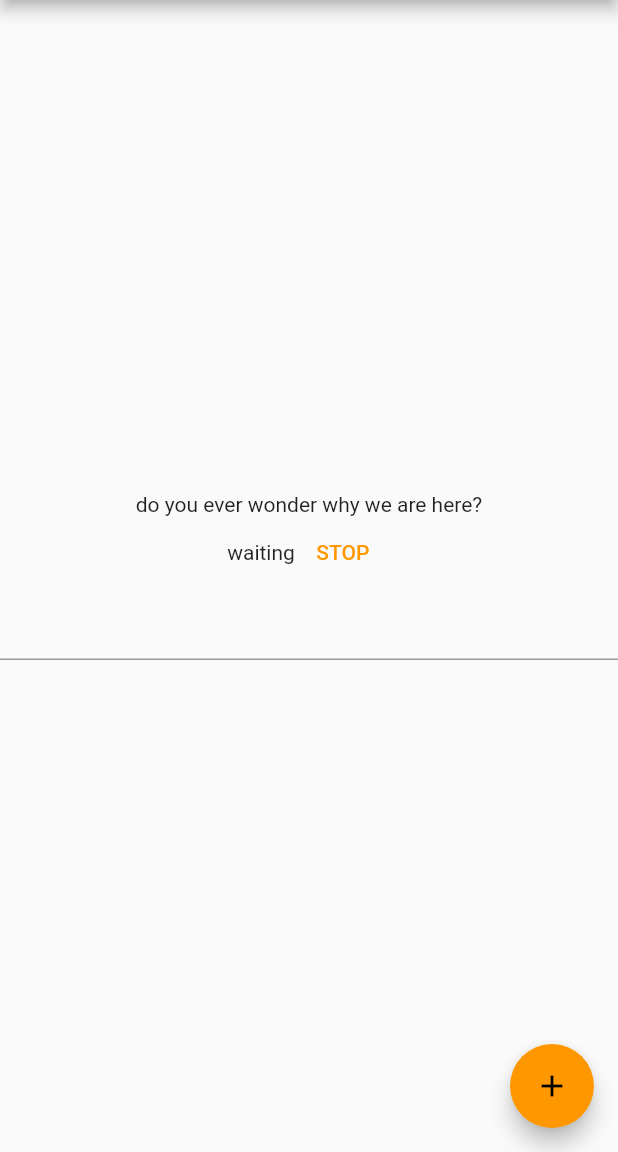
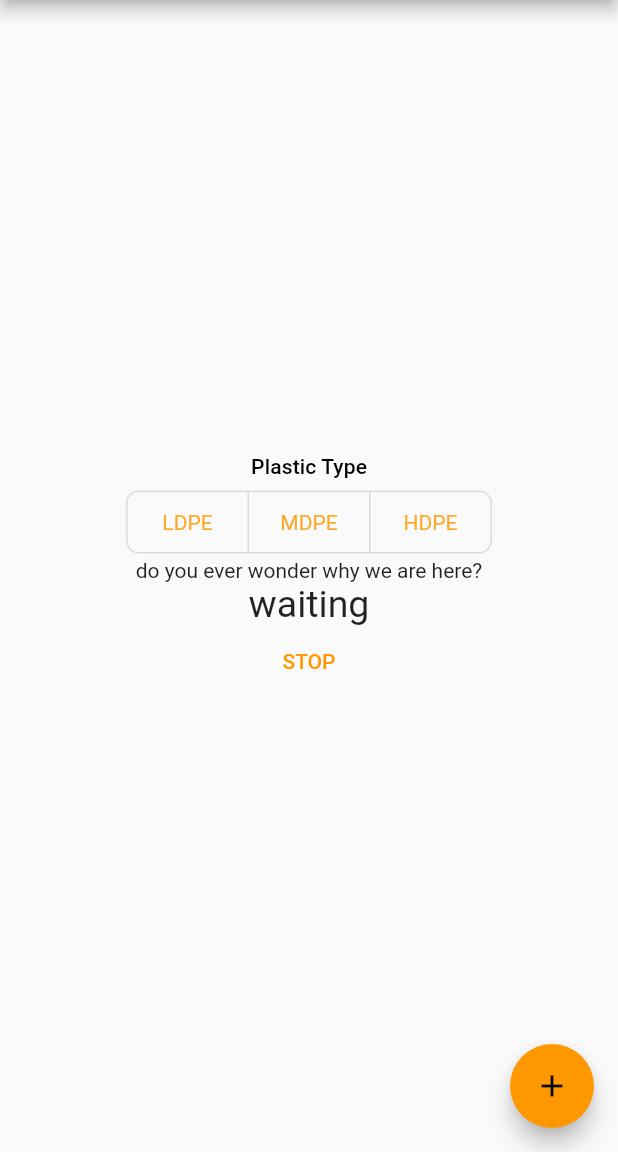
Before and after one commit to Sunbaked-Bricks/app, a Flutter app: the screen it shows after launch, on a phone screen of 412 x 824 dp, the part 84-1236 px from its top. Run offline on Flutter 3.47's test engine with Material 2 defaults, Android fonts, the phone set to English and light mode, and no system bars.

Commit message:
app most of the way done

```diff
--- a/lib/history.dart
+++ b/lib/history.dart
@@ -38,23 +38,6 @@ Future<String> readMessage() async {
     return 'error reading file';
   }
 }
-/*
-class HistoryPage extends StatelessWidget {
-  const HistoryPage({super.key});
-
-  // This widget is the root of your application.
-  @override
-  Widget build(BuildContext context) {
-    return MaterialApp(
-      title: 'SunBaked Proto',
-      theme: ThemeData(
-        primarySwatch: Colors.orange,
-      ),
-      home: const MyHistoryPage(title: 'SunBaked'),
-    );
-  }
-}
-*/
 
 class MyHistoryPage extends StatefulWidget {
   final String title;
@@ -66,28 +49,23 @@ class MyHistoryPage extends StatefulWidget {
 
 class _MyHistoryPageState extends State<MyHistoryPage> {
   late String file;
-
-  late String indicator = "do you ever wonder why we are here?";
-  late Timer clock;
+  String indicator = "";
 
   void _getFile() async {
     file = await readMessage();
+    indicator = file;
+  }
+
+  void _updateHistory() {
+    setState(() {
+      _getFile();
+    });
   }
 
   @override
   void initState() {
     super.initState();
-
-    _getFile();
-    //10 second clock that runs continuously
-    clock = Timer.periodic(const Duration(seconds: 10), (Timer t) {
-      _getFile();
-
-      //after post and get, update screen to display information
-      setState(() {
-        indicator = file;
-      });
-    });
+    _updateHistory();
   }
 
   @override
@@ -97,7 +75,6 @@ class _MyHistoryPageState extends State<MyHistoryPage> {
         title: const Text("History"),
         leading: GestureDetector(
           onTap: () {
-            clock.cancel();
             Navigator.pop(context);
           },
           child: const Icon(
@@ -117,6 +94,11 @@ class _MyHistoryPageState extends State<MyHistoryPage> {
           ],
         ),
       ),
+      floatingActionButton: FloatingActionButton(
+        onPressed: _updateHistory,
+        tooltip: 'Refresh',
+        child: const Icon(Icons.refresh),
+      ),
     );
   }
 }
--- a/lib/main.dart
+++ b/lib/main.dart
@@ -83,6 +83,17 @@ Future<http.Response> createGET() async {
   }
 }
 
+const List<Widget> materials = <Widget>[
+  Text('LDPE'),
+  Text('MDPE'),
+  Text('HDPE')
+];
+
+const List<Widget> meterials = <Widget>[
+  Text("STOP"),
+  Text("START"),
+];
+
 void main() {
   runApp(const MyApp());
 }
@@ -131,6 +142,7 @@ class MyHomePage extends StatefulWidget {
 }
 
 class _MyHomePageState extends State<MyHomePage> {
+  final List<bool> _selectedPlastic = <bool>[false, false, false];
   bool warn = false;
   String inputTemp = "0";
   String file = "none";
@@ -139,6 +151,21 @@ class _MyHomePageState extends State<MyHomePage> {
   http.Response getResp = http.Response("none", 204);
   late String indicator = "do you ever wonder why we are here?";
   late Timer clock;
+  int desiredHeat = 125;
+
+  void _updatePlastic(int p) {
+    switch (p) {
+      case 0:
+        desiredHeat = 212;
+        break;
+      case 1:
+        desiredHeat = 248;
+        break;
+      case 2:
+        desiredHeat = 259;
+        break;
+    }
+  }
 
   void _stop() async {
     Object data = jsonEncode(<String, String>{
@@ -184,7 +211,7 @@ class _MyHomePageState extends State<MyHomePage> {
               "error sending message or data. Message code: $stat1 , Get request code: $stat2";
           if (getResp.statusCode == 200) {
             display = getResp.body;
-            if (int.parse(getResp.body) > 250) {
+            if (int.parse(getResp.body) >= 390) {
               _heatWarnDialogue();
             }
           } else {
@@ -216,7 +243,7 @@ class _MyHomePageState extends State<MyHomePage> {
               children: const <Widget>[
                 Text(
                     'The oven is too hot, plastic will burn at this temperature!'),
-                Text('Would you like to send the shutodwn signal to the oven?'),
+                Text('Would you like to send the shutdown signal to the oven?'),
               ],
             ),
           ),
@@ -239,6 +266,7 @@ class _MyHomePageState extends State<MyHomePage> {
 
   @override
   Widget build(BuildContext context) {
+    final ThemeData theme = Theme.of(context);
     // This method is rerun every time setState is called, for instance as done
     // by the _incrementCounter method above.
     //
@@ -286,27 +314,43 @@ class _MyHomePageState extends State<MyHomePage> {
           // horizontal).
           mainAxisAlignment: MainAxisAlignment.center,
           children: <Widget>[
+            // ToggleButtons with a single selection.
+            Text('Plastic Type', style: theme.textTheme.titleSmall),
+            const SizedBox(height: 5),
+            ToggleButtons(
+              onPressed: (int index) {
+                setState(() {
+                  // The button that is tapped is set to true, and the others to false.
+                  for (int i = 0; i < _selectedPlastic.length; i++) {
+                    _selectedPlastic[i] = i == index;
+                  }
+                  _updatePlastic(index);
+                });
+              },
+              borderRadius: const BorderRadius.all(Radius.circular(8)),
+              selectedBorderColor: Colors.orange[700],
+              selectedColor: Colors.white,
+              fillColor: Colors.orange[200],
+              color: Colors.orange[400],
+              constraints: const BoxConstraints(
+                minHeight: 40.0,
+                minWidth: 80.0,
+              ),
+              isSelected: _selectedPlastic,
+              children: materials,
+            ),
             Text(
               indicator,
             ),
-            Row(mainAxisAlignment: MainAxisAlignment.center, children: <Widget>[
             Text(
               display,
+              style: const TextStyle(fontSize: 25),
               //style: Theme.of(context).textTheme.headlineMedium,
             ),
             TextButton(
               onPressed: _stop,
               child: const Text("STOP"),
-              )
-            ]),
-            TextField(
-              textAlign: TextAlign.center,
-              keyboardType: TextInputType.number,
-              onEditingComplete: () => _sendTemp(inputTemp),
-              onChanged: (text) {
-                inputTemp = text;
-              },
-            )
+            ),
           ],
         ),
       ),
```
Also changed, not shown: pubspec.lock. Lines whose indentation alone changed are shown as unchanged.
